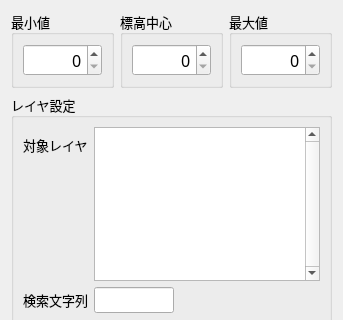
Old version of the form demstyle_all_dialog_base.ui in the repository tamaohome/qgis-demstyle-all; both pictures show x 0 to 343 and y 0 to 320 of the 343 by 480 pixel window.
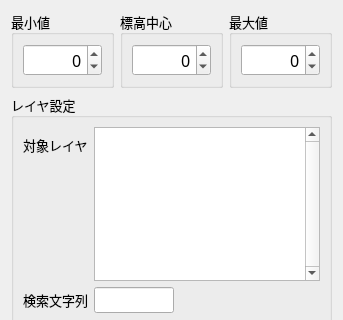
New version of the form.

Commit message: ✨ feat: スピンボックスの最小値を設定

The edit to the form file:
```diff
--- a/demstyle_all_dialog_base.ui
+++ b/demstyle_all_dialog_base.ui
@@ -57,6 +57,9 @@
           <property name="alignment">
            <set>Qt::AlignRight|Qt::AlignTrailing|Qt::AlignVCenter</set>
           </property>
+          <property name="minimum">
+           <number>-999</number>
+          </property>
           <property name="maximum">
            <number>999</number>
           </property>
@@ -103,6 +106,9 @@
           <property name="alignment">
            <set>Qt::AlignRight|Qt::AlignTrailing|Qt::AlignVCenter</set>
           </property>
+          <property name="minimum">
+           <number>-999</number>
+          </property>
           <property name="maximum">
            <number>999</number>
           </property>
@@ -155,6 +161,9 @@
           <property name="showGroupSeparator" stdset="0">
            <bool>false</bool>
           </property>
+          <property name="minimum">
+           <number>-999</number>
+          </property>
           <property name="maximum">
            <number>999</number>
           </property>
```
